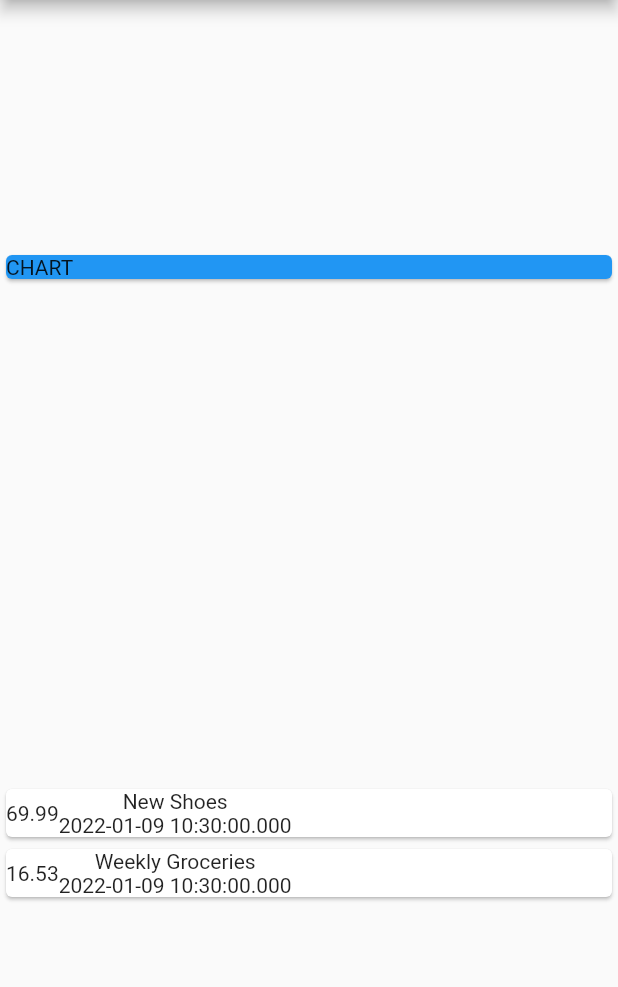
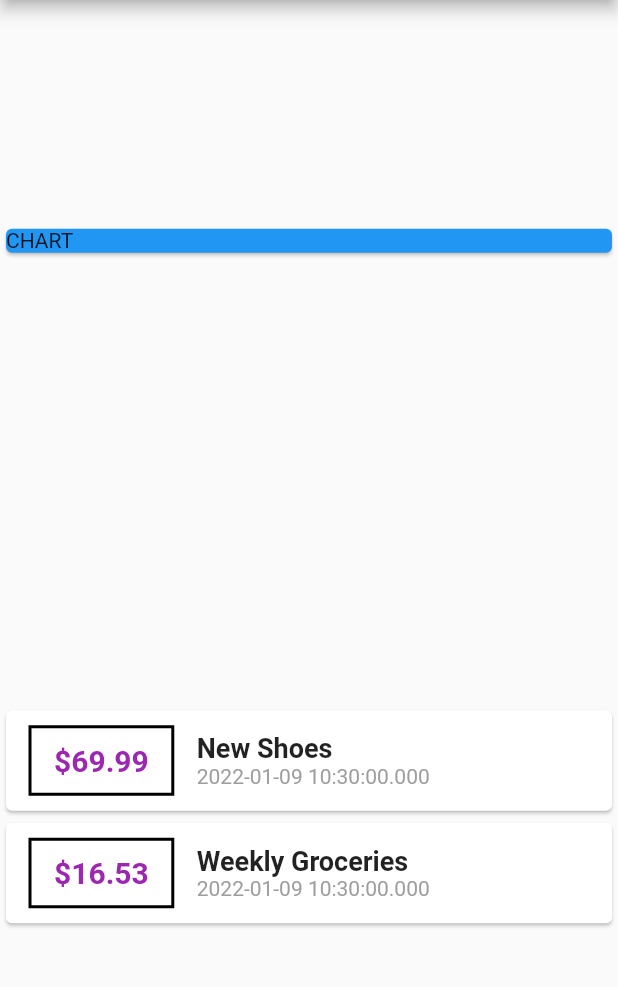
Before and after one commit to ahmetsarac/flutter-personal-expenses, a Flutter app: the screen it shows after launch, on a phone screen of 412 x 824 dp, the part 84-1071 px from its top. Run offline on Flutter 3.47's test engine with Material 2 defaults, Android fonts, the phone set to English and light mode, and no system bars.

Commit message:
Custom transaction item widget is styled.

```diff
--- a/lib/main.dart
+++ b/lib/main.dart
@@ -54,10 +54,42 @@ class HomePage extends StatelessWidget {
                 child: Row(
                   children: [
                     Container(
-                      child: Text(tx.amount.toString()),
+                      padding: EdgeInsets.symmetric(
+                        vertical: 10.0,
+                        horizontal: 15.0,
+                      ),
+                      margin: EdgeInsets.symmetric(
+                        vertical: 10.0,
+                        horizontal: 15.0,
+                      ),
+                      decoration: BoxDecoration(
+                          border: Border.all(
+                        color: Colors.black,
+                        width: 2,
+                      )),
+                      child: Text(
+                        '\$${tx.amount.toString()}',
+                        style: TextStyle(
+                            fontWeight: FontWeight.bold,
+                            fontSize: 20,
+                            color: Colors.purple),
+                      ),
                     ),
                     Column(
-                      children: [Text(tx.title), Text(tx.date.toString())],
+                      crossAxisAlignment: CrossAxisAlignment.start,
+                      children: [
+                        Text(
+                          tx.title,
+                          style: TextStyle(
+                            fontSize: 18,
+                            fontWeight: FontWeight.bold,
+                          ),
+                        ),
+                        Text(
+                          tx.date.toString(),
+                          style: TextStyle(color: Colors.grey),
+                        ),
+                      ],
                     )
                   ],
                 ),
```
